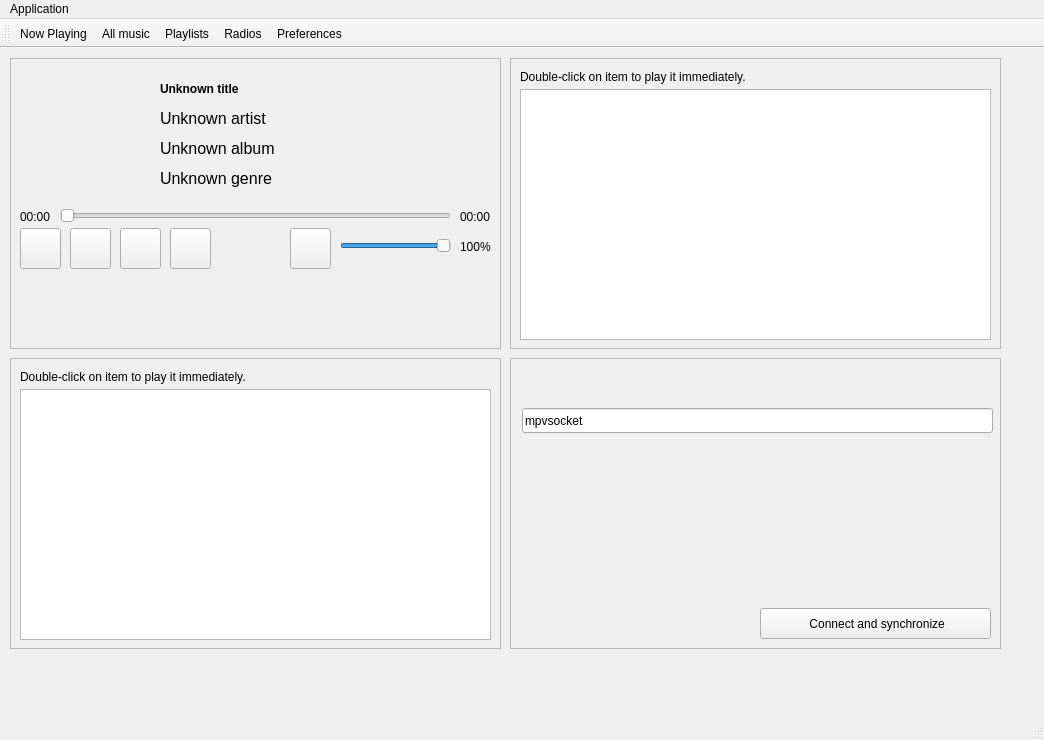
Above: Client/remotecontroller.ui from felsocim/If-MPV before the change. Below: the same form after it.
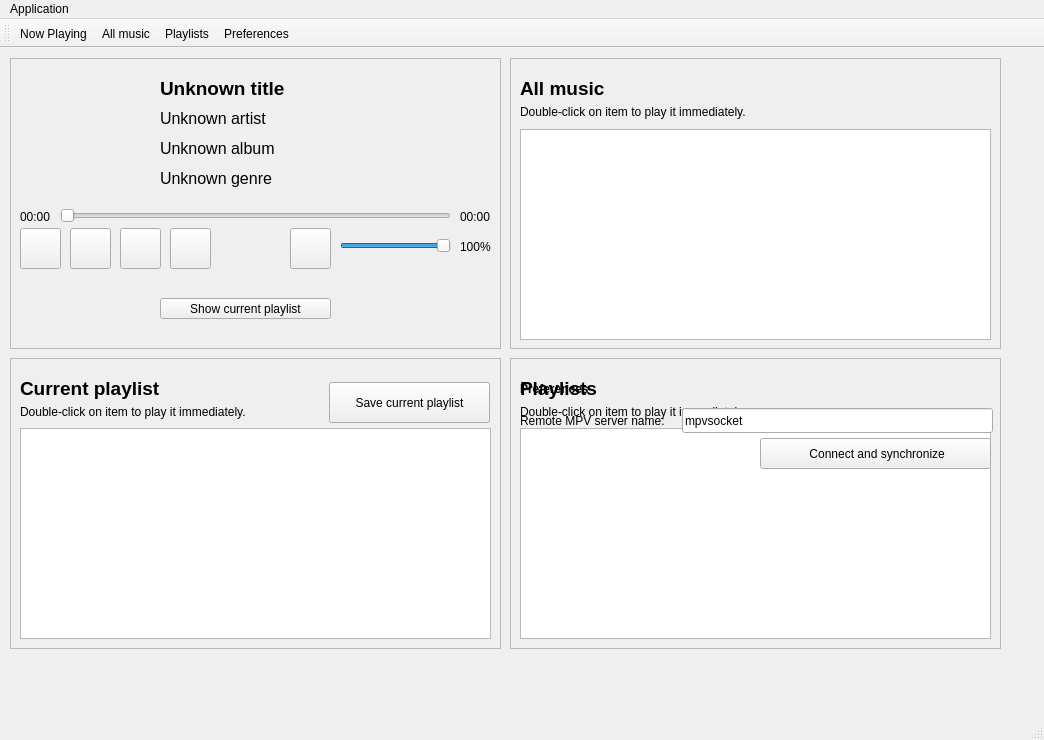
That is the form after the change. Icons and pictures are not drawn.

```diff
--- a/Client/remotecontroller.ui
+++ b/Client/remotecontroller.ui
@@ -71,6 +71,7 @@
      </property>
      <property name="font">
       <font>
+       <pointsize>14</pointsize>
        <weight>75</weight>
        <bold>true</bold>
       </font>
@@ -325,6 +326,19 @@
       <string>100%</string>
      </property>
     </widget>
+    <widget class="QPushButton" name="buttonShowCurrent">
+     <property name="geometry">
+      <rect>
+       <x>150</x>
+       <y>240</y>
+       <width>171</width>
+       <height>21</height>
+      </rect>
+     </property>
+     <property name="text">
+      <string>Show current playlist</string>
+     </property>
+    </widget>
    </widget>
    <widget class="QFrame" name="frameAllMusic">
     <property name="geometry">
@@ -345,9 +359,9 @@
      <property name="geometry">
       <rect>
        <x>10</x>
-       <y>31</y>
+       <y>71</y>
        <width>471</width>
-       <height>251</height>
+       <height>211</height>
       </rect>
      </property>
     </widget>
@@ -355,7 +369,7 @@
      <property name="geometry">
       <rect>
        <x>10</x>
-       <y>10</y>
+       <y>45</y>
        <width>251</width>
        <height>17</height>
       </rect>
@@ -364,11 +378,35 @@
       <string>Double-click on item to play it immediately.</string>
      </property>
     </widget>
+    <widget class="QLabel" name="labelAllMusic">
+     <property name="geometry">
+      <rect>
+       <x>10</x>
+       <y>20</y>
+       <width>141</width>
+       <height>21</height>
+      </rect>
+     </property>
+     <property name="font">
+      <font>
+       <pointsize>14</pointsize>
+       <weight>75</weight>
+       <bold>true</bold>
+      </font>
+     </property>
+     <property name="styleSheet">
+      <string notr="true">font-weight: bold;
+font-size: 14pt;</string>
+     </property>
+     <property name="text">
+      <string>All music</string>
+     </property>
+    </widget>
    </widget>
    <widget class="QFrame" name="framePlaylists">
     <property name="geometry">
      <rect>
-      <x>10</x>
+      <x>510</x>
       <y>310</y>
       <width>491</width>
       <height>291</height>
@@ -384,9 +422,9 @@
      <property name="geometry">
       <rect>
        <x>10</x>
-       <y>31</y>
+       <y>70</y>
        <width>471</width>
-       <height>251</height>
+       <height>211</height>
       </rect>
      </property>
     </widget>
@@ -394,7 +432,7 @@
      <property name="geometry">
       <rect>
        <x>10</x>
-       <y>10</y>
+       <y>45</y>
        <width>251</width>
        <height>17</height>
       </rect>
@@ -403,6 +441,30 @@
       <string>Double-click on item to play it immediately.</string>
      </property>
     </widget>
+    <widget class="QLabel" name="labelPlaylists">
+     <property name="geometry">
+      <rect>
+       <x>10</x>
+       <y>15</y>
+       <width>141</width>
+       <height>31</height>
+      </rect>
+     </property>
+     <property name="font">
+      <font>
+       <pointsize>14</pointsize>
+       <weight>75</weight>
+       <bold>true</bold>
+      </font>
+     </property>
+     <property name="styleSheet">
+      <string notr="true">font-weight: bold;
+font-size: 14pt;</string>
+     </property>
+     <property name="text">
+      <string>Playlists</string>
+     </property>
+    </widget>
    </widget>
    <widget class="QFrame" name="framePreferences">
     <property name="geometry">
@@ -422,9 +484,9 @@
     <widget class="QLineEdit" name="editServerName">
      <property name="geometry">
       <rect>
-       <x>12</x>
+       <x>172</x>
        <y>50</y>
-       <width>471</width>
+       <width>311</width>
        <height>25</height>
       </rect>
      </property>
@@ -444,7 +506,7 @@
      <property name="geometry">
       <rect>
        <x>250</x>
-       <y>250</y>
+       <y>80</y>
        <width>231</width>
        <height>31</height>
       </rect>
@@ -457,6 +519,127 @@
        <normaloff>:/size24/network-server.png</normaloff>:/size24/network-server.png</iconset>
      </property>
     </widget>
+    <widget class="QLabel" name="labelPreferences">
+     <property name="geometry">
+      <rect>
+       <x>10</x>
+       <y>20</y>
+       <width>141</width>
+       <height>21</height>
+      </rect>
+     </property>
+     <property name="font">
+      <font>
+       <weight>75</weight>
+       <bold>true</bold>
+      </font>
+     </property>
+     <property name="styleSheet">
+      <string notr="true">font-weight: bold;</string>
+     </property>
+     <property name="text">
+      <string>Preferences</string>
+     </property>
+    </widget>
+    <widget class="QLabel" name="labelServerName">
+     <property name="geometry">
+      <rect>
+       <x>10</x>
+       <y>54</y>
+       <width>151</width>
+       <height>17</height>
+      </rect>
+     </property>
+     <property name="text">
+      <string>Remote MPV server name:</string>
+     </property>
+    </widget>
+   </widget>
+   <widget class="QFrame" name="frameCurrentPlaylist">
+    <property name="geometry">
+     <rect>
+      <x>10</x>
+      <y>310</y>
+      <width>491</width>
+      <height>291</height>
+     </rect>
+    </property>
+    <property name="frameShape">
+     <enum>QFrame::StyledPanel</enum>
+    </property>
+    <property name="frameShadow">
+     <enum>QFrame::Raised</enum>
+    </property>
+    <widget class="QListWidget" name="listCurrentPlaylist">
+     <property name="geometry">
+      <rect>
+       <x>10</x>
+       <y>70</y>
+       <width>471</width>
+       <height>211</height>
+      </rect>
+     </property>
+    </widget>
+    <widget class="QLabel" name="labelAllMusicInfo_3">
+     <property name="geometry">
+      <rect>
+       <x>10</x>
+       <y>45</y>
+       <width>251</width>
+       <height>17</height>
+      </rect>
+     </property>
+     <property name="text">
+      <string>Double-click on item to play it immediately.</string>
+     </property>
+    </widget>
+    <widget class="QLabel" name="labelCurrentPlaylist">
+     <property name="geometry">
+      <rect>
+       <x>10</x>
+       <y>15</y>
+       <width>151</width>
+       <height>31</height>
+      </rect>
+     </property>
+     <property name="font">
+      <font>
+       <pointsize>14</pointsize>
+       <weight>75</weight>
+       <bold>true</bold>
+      </font>
+     </property>
+     <property name="styleSheet">
+      <string notr="true">font-weight: bold;
+font-size: 14pt;</string>
+     </property>
+     <property name="text">
+      <string>Current playlist</string>
+     </property>
+    </widget>
+    <widget class="QPushButton" name="buttonSaveCurrent">
+     <property name="geometry">
+      <rect>
+       <x>319</x>
+       <y>24</y>
+       <width>161</width>
+       <height>41</height>
+      </rect>
+     </property>
+     <property name="text">
+      <string>Save current playlist</string>
+     </property>
+     <property name="icon">
+      <iconset resource="ressources.qrc">
+       <normaloff>:/size24/document-save.png</normaloff>:/size24/document-save.png</iconset>
+     </property>
+     <property name="iconSize">
+      <size>
+       <width>24</width>
+       <height>24</height>
+      </size>
+     </property>
+    </widget>
    </widget>
   </widget>
   <widget class="QMenuBar" name="menuBar">
@@ -491,7 +674,6 @@
    <addaction name="actionNowPlaying"/>
    <addaction name="actionAllMusic"/>
    <addaction name="actionPlaylists"/>
-   <addaction name="actionRadios"/>
    <addaction name="actionPreferences"/>
   </widget>
   <widget class="QStatusBar" name="statusBar"/>
@@ -531,18 +713,6 @@
     <string>Shows the list of all playlists.</string>
    </property>
   </action>
-  <action name="actionRadios">
-   <property name="icon">
-    <iconset resource="ressources.qrc">
-     <normaloff>:/size24/network-wireless-encrypted.png</normaloff>:/size24/network-wireless-encrypted.png</iconset>
-   </property>
-   <property name="text">
-    <string>Radios</string>
-   </property>
-   <property name="toolTip">
-    <string>Shows the list of accessible internet radio stations.</string>
-   </property>
-  </action>
   <action name="actionPreferences">
    <property name="icon">
     <iconset resource="ressources.qrc">
```
